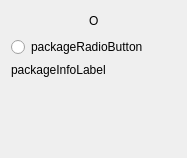
The window that ui/packagecard.ui (Kicksecure/browser-choice) describes before a commit, drawn with Qt 5.
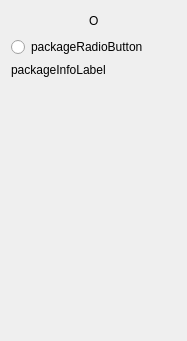
The same window after the commit.

```diff
--- a/ui/packagecard.ui
+++ b/ui/packagecard.ui
@@ -7,7 +7,7 @@
     <x>0</x>
     <y>0</y>
     <width>187</width>
-    <height>158</height>
+    <height>341</height>
    </rect>
   </property>
   <property name="sizePolicy">
```
